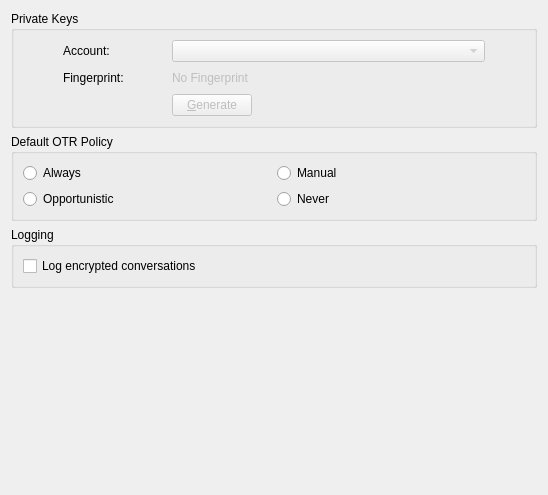
Old version of the form config/otr-config.ui in the repository KDE/ktp-text-ui.
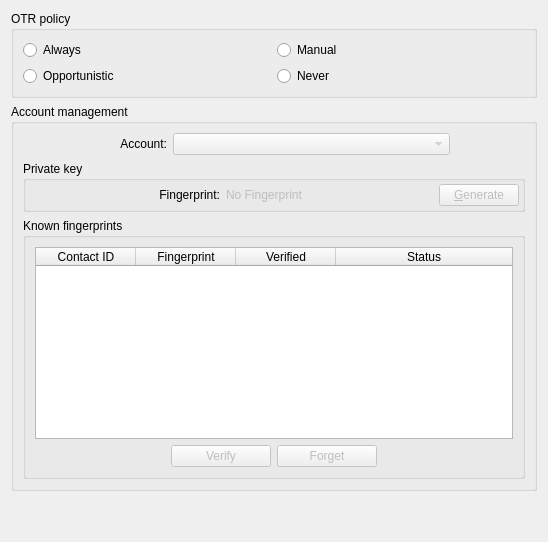
New version of the form.

Commit message: Add fingerprint management to the settings

```diff
--- a/config/otr-config.ui
+++ b/config/otr-config.ui
@@ -7,7 +7,7 @@
     <x>0</x>
     <y>0</y>
     <width>548</width>
-    <height>495</height>
+    <height>542</height>
    </rect>
   </property>
   <property name="windowTitle">
@@ -19,7 +19,7 @@
      <item row="3" column="0">
       <widget class="QGroupBox" name="gbPolicy">
        <property name="title">
-        <string>Default OTR Policy</string>
+        <string>OTR policy</string>
        </property>
        <layout class="QGridLayout">
         <item row="0" column="0">
@@ -97,26 +97,7 @@
       </spacer>
      </item>
      <item row="4" column="0">
-      <widget class="QGroupBox" name="gbLogging">
-       <property name="title">
-        <string>Logging</string>
-       </property>
-       <layout class="QGridLayout" name="gridLayout3">
-        <item row="0" column="0">
-         <widget class="QCheckBox" name="kcfg_cbLogEncrypted">
-          <property name="toolTip">
-           <string>Log messages during encrypted conversation</string>
-          </property>
-          <property name="text">
-           <string>Log encrypted conversations</string>
-          </property>
-         </widget>
-        </item>
-       </layout>
-      </widget>
-     </item>
-     <item row="0" column="0">
-      <widget class="QGroupBox" name="gbFingerprints">
+      <widget class="QGroupBox" name="gbAccountManagement">
        <property name="enabled">
         <bool>true</bool>
        </property>
@@ -127,7 +108,7 @@
         </sizepolicy>
        </property>
        <property name="title">
-        <string>Private Keys</string>
+        <string>Account management</string>
        </property>
        <layout class="QGridLayout">
         <item row="0" column="6">
@@ -146,49 +127,53 @@
           </property>
          </spacer>
         </item>
-        <item row="0" column="3" colspan="3">
-         <widget class="QComboBox" name="cbAccounts">
-          <property name="enabled">
-           <bool>false</bool>
-          </property>
+        <item row="1" column="0" colspan="7">
+         <widget class="QGroupBox" name="gbPrivKey">
           <property name="sizePolicy">
            <sizepolicy hsizetype="Expanding" vsizetype="Expanding">
             <horstretch>0</horstretch>
             <verstretch>0</verstretch>
            </sizepolicy>
           </property>
-          <property name="maximumSize">
-           <size>
-            <width>400</width>
-            <height>32767</height>
-           </size>
+          <property name="title">
+           <string>Private key</string>
           </property>
-         </widget>
-        </item>
+          <layout class="QGridLayout" name="gridLayout_2">
+           <property name="leftMargin">
+            <number>3</number>
+           </property>
+           <property name="topMargin">
+            <number>3</number>
+           </property>
+           <property name="rightMargin">
+            <number>3</number>
+           </property>
+           <property name="bottomMargin">
+            <number>3</number>
+           </property>
         <item row="0" column="1">
-         <widget class="QLabel" name="textLabel2">
-          <property name="text">
-           <string>Account:</string>
-          </property>
-          <property name="wordWrap">
-           <bool>false</bool>
-          </property>
-         </widget>
-        </item>
-        <item row="1" column="1">
          <widget class="QLabel" name="label">
+             <property name="sizePolicy">
+              <sizepolicy hsizetype="Preferred" vsizetype="Preferred">
+               <horstretch>0</horstretch>
+               <verstretch>0</verstretch>
+              </sizepolicy>
+             </property>
           <property name="text">
            <string>Fingerprint:</string>
           </property>
-         </widget>
-        </item>
-        <item row="1" column="6">
+             <property name="alignment">
+              <set>Qt::AlignRight|Qt::AlignTrailing|Qt::AlignVCenter</set>
+             </property>
+            </widget>
+           </item>
+           <item row="0" column="3">
          <spacer name="horizontalSpacer_2">
           <property name="orientation">
            <enum>Qt::Horizontal</enum>
           </property>
           <property name="sizeType">
-           <enum>QSizePolicy::Minimum</enum>
+              <enum>QSizePolicy::Expanding</enum>
           </property>
           <property name="sizeHint" stdset="0">
            <size>
@@ -198,23 +183,23 @@
           </property>
          </spacer>
         </item>
-        <item row="0" column="0">
-         <spacer name="horizontalSpacer_3">
-          <property name="orientation">
-           <enum>Qt::Horizontal</enum>
-          </property>
-          <property name="sizeType">
-           <enum>QSizePolicy::Minimum</enum>
-          </property>
-          <property name="sizeHint" stdset="0">
-           <size>
-            <width>40</width>
-            <height>20</height>
-           </size>
-          </property>
-         </spacer>
-        </item>
-        <item row="1" column="3" colspan="2">
+           <item row="0" column="4">
+            <widget class="QPushButton" name="btGenFingerprint">
+             <property name="enabled">
+              <bool>false</bool>
+             </property>
+             <property name="sizePolicy">
+              <sizepolicy hsizetype="Fixed" vsizetype="Expanding">
+               <horstretch>0</horstretch>
+               <verstretch>0</verstretch>
+              </sizepolicy>
+             </property>
+             <property name="text">
+              <string>&amp;Generate</string>
+             </property>
+            </widget>
+           </item>
+           <item row="0" column="2">
          <widget class="QLabel" name="tlFingerprint">
           <property name="enabled">
            <bool>false</bool>
@@ -242,27 +227,27 @@
           </property>
          </widget>
         </item>
-        <item row="2" column="3" colspan="3">
-         <widget class="QPushButton" name="btGenFingerprint">
-          <property name="enabled">
-           <bool>false</bool>
-          </property>
-          <property name="sizePolicy">
-           <sizepolicy hsizetype="Fixed" vsizetype="Expanding">
-            <horstretch>0</horstretch>
-            <verstretch>0</verstretch>
-           </sizepolicy>
-          </property>
-          <property name="text">
-           <string>&amp;Generate</string>
-          </property>
-         </widget>
-        </item>
-        <item row="2" column="6">
+           <item row="0" column="0">
          <spacer name="horizontalSpacer_4">
           <property name="orientation">
            <enum>Qt::Horizontal</enum>
           </property>
+             <property name="sizeHint" stdset="0">
+              <size>
+               <width>40</width>
+               <height>20</height>
+              </size>
+             </property>
+            </spacer>
+           </item>
+          </layout>
+         </widget>
+        </item>
+        <item row="0" column="0">
+         <spacer name="horizontalSpacer_3">
+          <property name="orientation">
+           <enum>Qt::Horizontal</enum>
+          </property>
           <property name="sizeType">
            <enum>QSizePolicy::Minimum</enum>
           </property>
@@ -274,6 +259,171 @@
           </property>
          </spacer>
         </item>
+        <item row="2" column="0" colspan="7">
+         <widget class="QGroupBox" name="gbFingerprints">
+          <property name="title">
+           <string>Known fingerprints</string>
+          </property>
+          <layout class="QGridLayout" name="gridLayout_3">
+           <item row="3" column="2">
+            <widget class="QPushButton" name="btForget">
+             <property name="enabled">
+              <bool>false</bool>
+             </property>
+             <property name="sizePolicy">
+              <sizepolicy hsizetype="Fixed" vsizetype="Fixed">
+               <horstretch>0</horstretch>
+               <verstretch>0</verstretch>
+              </sizepolicy>
+             </property>
+             <property name="minimumSize">
+              <size>
+               <width>100</width>
+               <height>0</height>
+              </size>
+             </property>
+             <property name="text">
+              <string>Forget</string>
+             </property>
+            </widget>
+           </item>
+           <item row="3" column="1">
+            <widget class="QPushButton" name="btVerify">
+             <property name="enabled">
+              <bool>false</bool>
+             </property>
+             <property name="sizePolicy">
+              <sizepolicy hsizetype="Fixed" vsizetype="Fixed">
+               <horstretch>0</horstretch>
+               <verstretch>0</verstretch>
+              </sizepolicy>
+             </property>
+             <property name="minimumSize">
+              <size>
+               <width>100</width>
+               <height>0</height>
+              </size>
+             </property>
+             <property name="text">
+              <string>Verify</string>
+             </property>
+            </widget>
+           </item>
+           <item row="3" column="0">
+            <spacer name="horizontalSpacer_5">
+             <property name="orientation">
+              <enum>Qt::Horizontal</enum>
+             </property>
+             <property name="sizeHint" stdset="0">
+              <size>
+               <width>40</width>
+               <height>20</height>
+              </size>
+             </property>
+            </spacer>
+           </item>
+           <item row="3" column="3">
+            <spacer name="horizontalSpacer_6">
+             <property name="orientation">
+              <enum>Qt::Horizontal</enum>
+             </property>
+             <property name="sizeHint" stdset="0">
+              <size>
+               <width>40</width>
+               <height>20</height>
+              </size>
+             </property>
+            </spacer>
+           </item>
+           <item row="1" column="0" colspan="4">
+            <widget class="QTableWidget" name="tbFingerprints">
+             <property name="editTriggers">
+              <set>QAbstractItemView::NoEditTriggers</set>
+             </property>
+             <property name="selectionMode">
+              <enum>QAbstractItemView::SingleSelection</enum>
+             </property>
+             <property name="selectionBehavior">
+              <enum>QAbstractItemView::SelectRows</enum>
+             </property>
+             <property name="columnCount">
+              <number>4</number>
+             </property>
+             <attribute name="horizontalHeaderCascadingSectionResizes">
+              <bool>false</bool>
+             </attribute>
+             <attribute name="horizontalHeaderShowSortIndicator" stdset="0">
+              <bool>false</bool>
+             </attribute>
+             <attribute name="horizontalHeaderStretchLastSection">
+              <bool>true</bool>
+             </attribute>
+             <attribute name="verticalHeaderCascadingSectionResizes">
+              <bool>false</bool>
+             </attribute>
+             <column>
+              <property name="text">
+               <string>Contact ID</string>
+              </property>
+             </column>
+             <column>
+              <property name="text">
+               <string>Fingerprint</string>
+              </property>
+             </column>
+             <column>
+              <property name="text">
+               <string>Verified</string>
+              </property>
+             </column>
+             <column>
+              <property name="text">
+               <string>Status</string>
+              </property>
+             </column>
+            </widget>
+           </item>
+          </layout>
+         </widget>
+        </item>
+        <item row="0" column="1">
+         <widget class="QLabel" name="textLabel2">
+          <property name="sizePolicy">
+           <sizepolicy hsizetype="Preferred" vsizetype="Preferred">
+            <horstretch>0</horstretch>
+            <verstretch>0</verstretch>
+           </sizepolicy>
+          </property>
+          <property name="text">
+           <string>Account:</string>
+          </property>
+          <property name="alignment">
+           <set>Qt::AlignRight|Qt::AlignTrailing|Qt::AlignVCenter</set>
+          </property>
+          <property name="wordWrap">
+           <bool>false</bool>
+          </property>
+         </widget>
+        </item>
+        <item row="0" column="2" colspan="4">
+         <widget class="QComboBox" name="cbAccounts">
+          <property name="enabled">
+           <bool>false</bool>
+          </property>
+          <property name="sizePolicy">
+           <sizepolicy hsizetype="Expanding" vsizetype="Expanding">
+            <horstretch>0</horstretch>
+            <verstretch>0</verstretch>
+           </sizepolicy>
+          </property>
+          <property name="maximumSize">
+           <size>
+            <width>400</width>
+            <height>32767</height>
+           </size>
+          </property>
+         </widget>
+        </item>
        </layout>
       </widget>
      </item>
```
Lines whose indentation alone changed are shown as unchanged. The commit also changes 8 other files.
